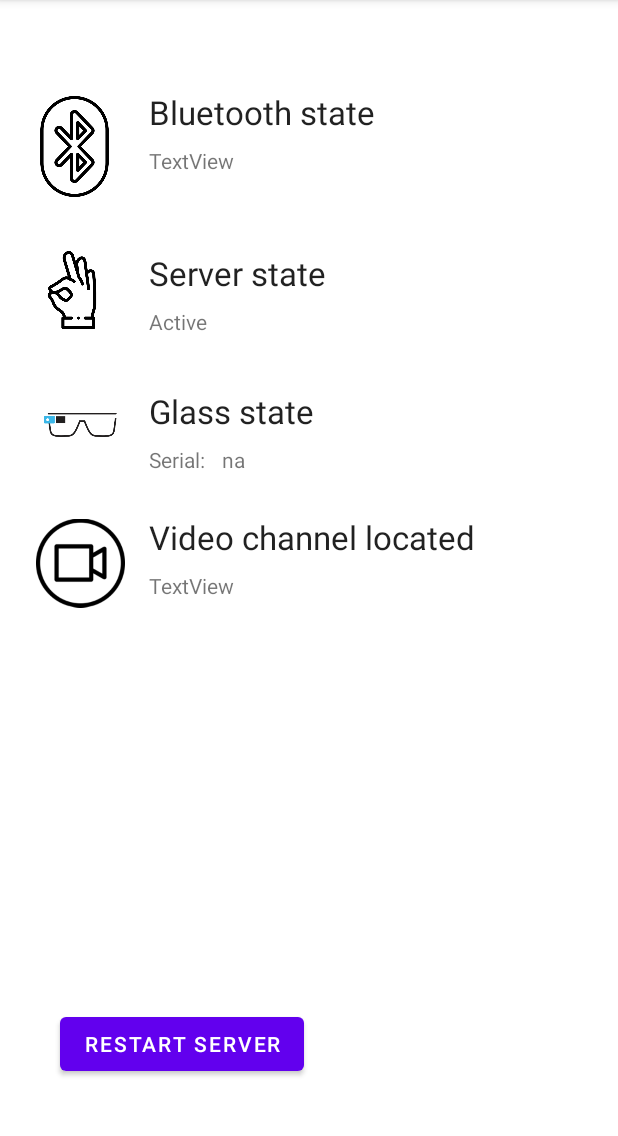
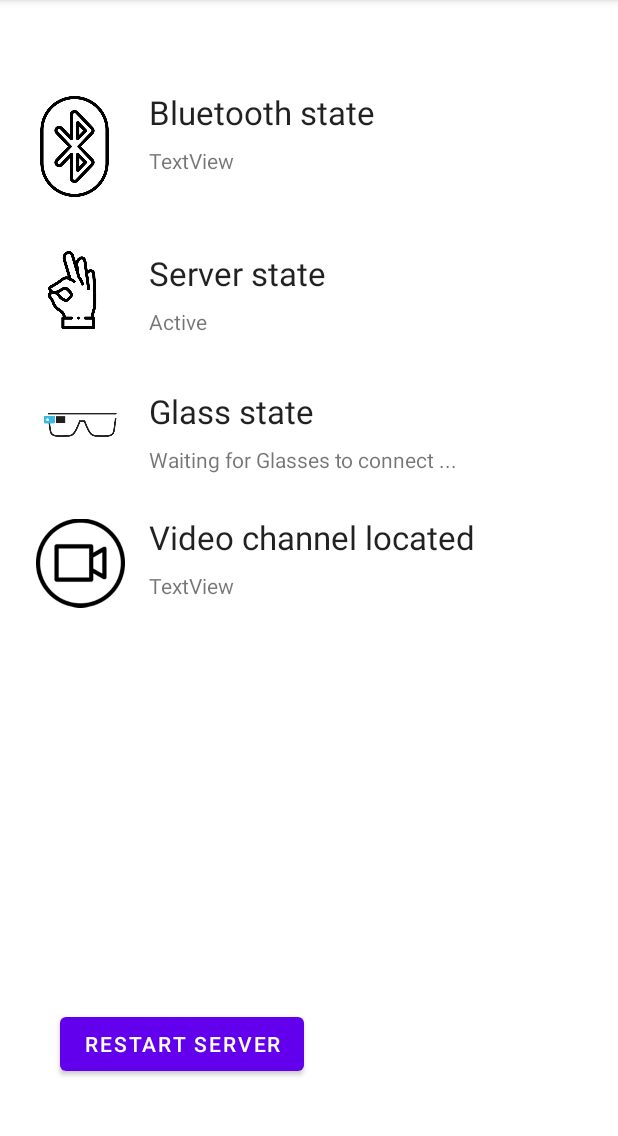
Before and after one commit to johanaspegren/BT_Mobile_Server, an Android app: the screen it shows after launch (MainActivity), after a tap on "RESTART SERVER", on a phone screen of 412 x 824 dp, the part 84-1220 px from its top. Run offline under Robolectric (Android 15) with nearby library versions, the phone set to English and light mode, and no system bars; our stand-ins replace Firebase (no records; nobody signed in at launch, a user with empty details on screens opened directly); 2 statements that could not run were skipped.

Commit message:
added icon

```diff
--- a/app/src/main/AndroidManifest.xml
+++ b/app/src/main/AndroidManifest.xml
@@ -10,9 +10,9 @@
 
     <application
         android:allowBackup="true"
-        android:icon="@mipmap/ic_launcher"
+        android:icon="@drawable/picdocbt"
         android:label="@string/app_name"
-        android:roundIcon="@mipmap/ic_launcher_round"
+        android:roundIcon="@drawable/picdocbt"
         android:supportsRtl="true"
         android:theme="@style/Theme.BT_Mobile_Server">
         <activity
--- a/app/src/main/java/com/aspegrenide/bt_mobile_server/MainActivity.java
+++ b/app/src/main/java/com/aspegrenide/bt_mobile_server/MainActivity.java
@@ -147,6 +147,11 @@ public class MainActivity extends AppCompatActivity {
     }
 
     private void setServerState(int state, String deviceName) {
+
+        runOnUiThread(new Runnable() {
+
+            @Override
+            public void run() {
                 switch (state) {
                     case DEACTIVE:
                         tvServerState.setText("Not active");
@@ -162,15 +167,25 @@ public class MainActivity extends AppCompatActivity {
                         break;
                 }
             }
+        });
+
+    }
 
     private void setGlassState(GoogleGlasses gg) {
+
+        runOnUiThread(new Runnable() {
+
+            @Override
+            public void run() {
                 if (gg.isConnected()) {
                     tvGlassState.setText("Serial: ");
                     tvGlassSerial.setText(gg.getUid());
                 } else {
-            tvGlassState.setText("Serial: ");
-            tvGlassSerial.setText("na");
+                    tvGlassState.setText("Waiting for Glasses to connect ...");
+                    tvGlassSerial.setText("");
                 }
+            }
+        });
     }
 
     private void requestPermission(String permissionName, int permissionRequestCode) {
@@ -206,7 +221,17 @@ public class MainActivity extends AppCompatActivity {
         }
     };
 
+
+    // if connection is lost
+    // 1) click retart server in this app
+    // 2) restart the glasses
     public void restartServer(View view) {
+        Log.d(TAG,"restart server button click");
+        restartServer();
+    }
+
+    public void restartServer() {
+        Log.d(TAG,"restart server called");
         setServerState(DEACTIVE, null);
         setGlassState(googleGlasses);
         accept.cancel();
@@ -351,6 +376,13 @@ public class MainActivity extends AppCompatActivity {
                     });
                 } catch (IOException e) {
                     Log.e(TAG, "write: Error reading Input Stream. " + e.getMessage());
+                    // if we end up here the connection is lost
+                    // update icons
+                    // update the icon for glass
+                    googleGlasses.setConnected(false);
+                    setGlassState(googleGlasses);
+                    // try to restart server
+                    restartServer();
                     break;
                 }
             }
```
Also changed, not shown: app/src/main/res/drawable-v24/picdocbt.png (added). Lines whose indentation alone changed are shown as unchanged.
